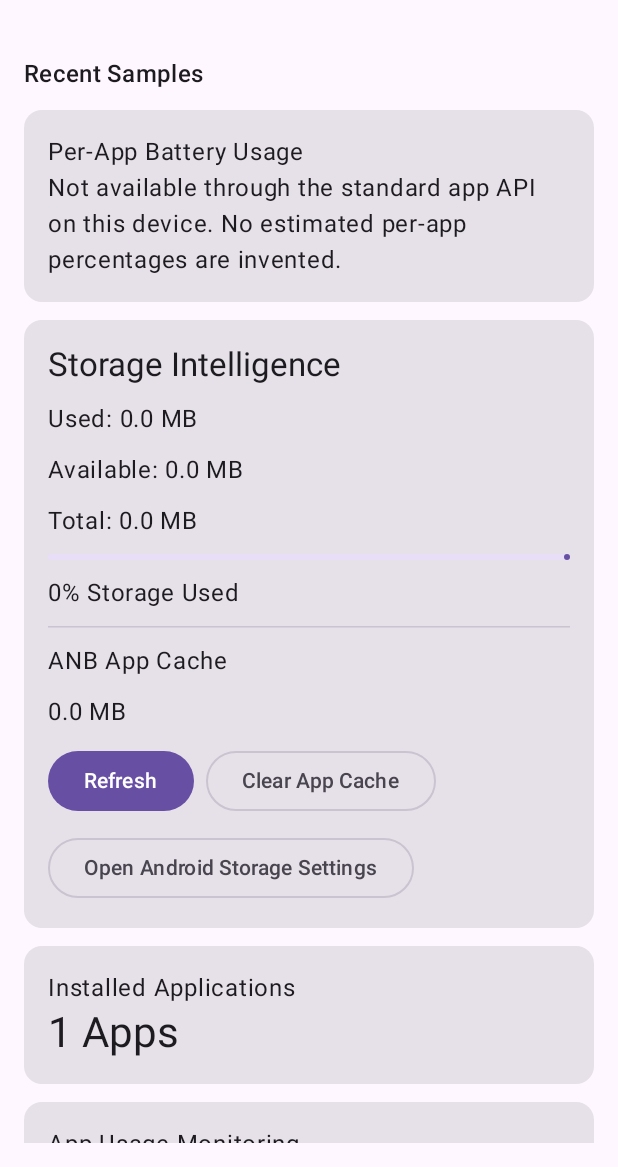
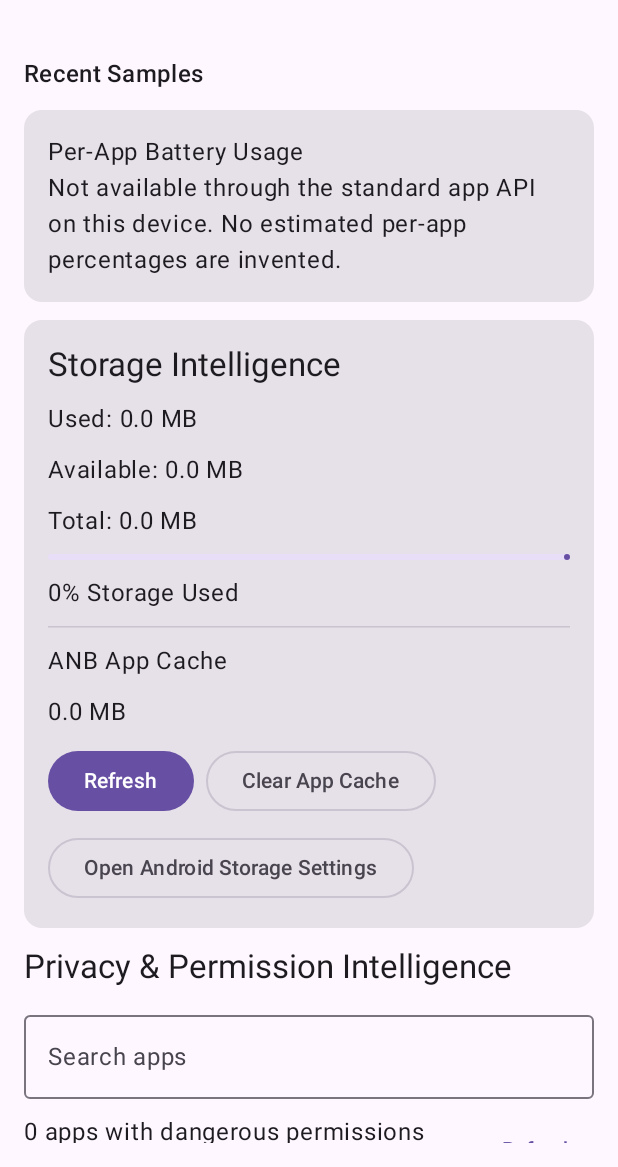
Before and after one commit to anbsolution/Device-manager, an Android app built with Jetpack Compose: the screen it shows after launch (MainActivity), scrolled down 1528 dp, on a phone screen of 412 x 824 dp, the part 69-1236 px from its top. Run offline under Robolectric (Android 15) with nearby library versions, the phone set to English and light mode, and no system bars; 1 statement that could not run was skipped.

Commit message:
Add Phase 7 privacy and permission intelligence

```diff
--- a/app/build.gradle.kts
+++ b/app/build.gradle.kts
@@ -13,8 +13,8 @@ android {
         applicationId = "com.anb.devicemanager"
         minSdk = 26
         targetSdk = 35
-        versionCode = 4
-        versionName = "1.3.0"
+        versionCode = 5
+        versionName = "1.4.0"
     }
 
     compileOptions {
--- a/app/src/main/java/com/anb/devicemanager/MainActivity.kt
+++ b/app/src/main/java/com/anb/devicemanager/MainActivity.kt
@@ -19,6 +19,7 @@ import com.anb.devicemanager.ui.SystemMetricsPanel
 import com.anb.devicemanager.ui.BatteryIntelligencePanel
 import com.anb.devicemanager.ui.AppManagerPanel
 import com.anb.devicemanager.ui.StorageIntelligencePanel
+import com.anb.devicemanager.ui.PermissionIntelligencePanel
 
 
 class MainActivity : ComponentActivity() {
@@ -127,6 +128,10 @@ fun Dashboard(
             }
 
             item {
+                PermissionIntelligencePanel(context)
+            }
+
+            item {
                 Card(modifier = Modifier.fillMaxWidth()) {
                     Column(Modifier.padding(16.dp)) {
                         Text("Installed Applications")
--- /dev/null
+++ b/app/src/main/java/com/anb/devicemanager/monitoring/PermissionMonitor.kt
@@ -0,0 +1,71 @@
+package com.anb.devicemanager.monitoring
+
+import android.content.Context
+import android.content.pm.PackageManager
+import android.content.pm.PermissionInfo
+
+data class AppPermission(
+    val name: String,
+    val granted: Boolean
+)
+
+data class AppPermissionInfo(
+    val appName: String,
+    val packageName: String,
+    val permissions: List<AppPermission>
+) {
+    val grantedCount: Int
+        get() = permissions.count { it.granted }
+
+    val deniedCount: Int
+        get() = permissions.count { !it.granted }
+}
+
+class PermissionMonitor(private val context: Context) {
+
+    fun getPermissionReport(): List<AppPermissionInfo> {
+        val pm = context.packageManager
+
+        return try {
+            pm.getInstalledPackages(PackageManager.GET_PERMISSIONS)
+                .mapNotNull { pkg ->
+                    val names = pkg.requestedPermissions ?: return@mapNotNull null
+                    val flags = pkg.requestedPermissionsFlags
+
+                    val dangerous = names.mapIndexedNotNull { index, name ->
+                        val permissionInfo = try {
+                            pm.getPermissionInfo(name, 0)
+                        } catch (_: Exception) {
+                            null
+                        } ?: return@mapIndexedNotNull null
+
+                        val isDangerous =
+                            permissionInfo.protectionLevel and
+                                PermissionInfo.PROTECTION_MASK_BASE ==
+                                PermissionInfo.PROTECTION_DANGEROUS
+
+                        if (!isDangerous) return@mapIndexedNotNull null
+
+                        AppPermission(
+                            name = name,
+                            granted = flags?.getOrNull(index)?.and(
+                                PackageManager.REQUESTED_PERMISSION_GRANTED
+                            ) != 0
+                        )
+                    }
+
+                    if (dangerous.isEmpty()) return@mapNotNull null
+
+                    AppPermissionInfo(
+                        appName = pkg.applicationInfo?.loadLabel(pm)?.toString()
+                            ?: pkg.packageName,
+                        packageName = pkg.packageName,
+                        permissions = dangerous
+                    )
+                }
+                .sortedBy { it.appName.lowercase() }
+        } catch (_: Exception) {
+            emptyList()
+        }
+    }
+}
--- /dev/null
+++ b/app/src/main/java/com/anb/devicemanager/ui/PermissionIntelligencePanel.kt
@@ -0,0 +1,111 @@
+package com.anb.devicemanager.ui
+
+import android.content.Context
+import android.content.Intent
+import android.net.Uri
+import android.provider.Settings
+import androidx.compose.foundation.layout.*
+import androidx.compose.foundation.lazy.LazyColumn
+import androidx.compose.foundation.lazy.items
+import androidx.compose.material3.*
+import androidx.compose.runtime.*
+import androidx.compose.ui.Modifier
+import androidx.compose.ui.unit.dp
+import com.anb.devicemanager.monitoring.PermissionMonitor
+import com.anb.devicemanager.monitoring.AppPermissionInfo
+
+@Composable
+fun PermissionIntelligencePanel(context: Context) {
+    var reports by remember {
+        mutableStateOf(PermissionMonitor(context).getPermissionReport())
+    }
+    var search by remember { mutableStateOf("") }
+
+    val filtered = reports.filter {
+        it.appName.contains(search, true) ||
+            it.packageName.contains(search, true)
+    }
+
+    Column(verticalArrangement = Arrangement.spacedBy(10.dp)) {
+        Text(
+            "Privacy & Permission Intelligence",
+            style = MaterialTheme.typography.titleLarge
+        )
+
+        OutlinedTextField(
+            value = search,
+            onValueChange = { search = it },
+            label = { Text("Search apps") },
+            modifier = Modifier.fillMaxWidth(),
+            singleLine = true
+        )
+
+        Row(
+            modifier = Modifier.fillMaxWidth(),
+            horizontalArrangement = Arrangement.SpaceBetween
+        ) {
+            Text("${filtered.size} apps with dangerous permissions")
+            TextButton(onClick = {
+                reports = PermissionMonitor(context).getPermissionReport()
+            }) {
+                Text("Refresh")
+            }
+        }
+
+        filtered.forEach { app ->
+            PermissionAppCard(context, app)
+        }
+
+        if (filtered.isEmpty()) {
+            Text("No matching permission records found.")
+        }
+
+        Text(
+            "Permission records show declared dangerous permissions and their reported grant state. They do not prove when an app accessed a sensor.",
+            style = MaterialTheme.typography.bodySmall
+        )
+    }
+}
+
+@Composable
+private fun PermissionAppCard(
+    context: Context,
+    app: AppPermissionInfo
+) {
+    var expanded by remember { mutableStateOf(false) }
+
+    Card(modifier = Modifier.fillMaxWidth()) {
+        Column(
+            modifier = Modifier.padding(12.dp),
+            verticalArrangement = Arrangement.spacedBy(8.dp)
+        ) {
+            Text(app.appName, style = MaterialTheme.typography.titleMedium)
+            Text(app.packageName, style = MaterialTheme.typography.bodySmall)
+
+            Text("Granted: ${app.grantedCount}  •  Denied: ${app.deniedCount}")
+
+            TextButton(onClick = { expanded = !expanded }) {
+                Text(if (expanded) "Hide permissions" else "View permissions")
+            }
+
+            if (expanded) {
+                app.permissions.forEach { permission ->
+                    Text(
+                        permission.name.substringAfterLast(".") +
+                            if (permission.granted) " • Granted" else " • Denied"
+                    )
+                }
+            }
+
+            OutlinedButton(onClick = {
+                val intent = Intent(
+                    Settings.ACTION_APPLICATION_DETAILS_SETTINGS,
+                    Uri.parse("package:${app.packageName}")
+                ).addFlags(Intent.FLAG_ACTIVITY_NEW_TASK)
+                context.startActivity(intent)
+            }) {
+                Text("Open App Settings")
+            }
+        }
+    }
+}
```
